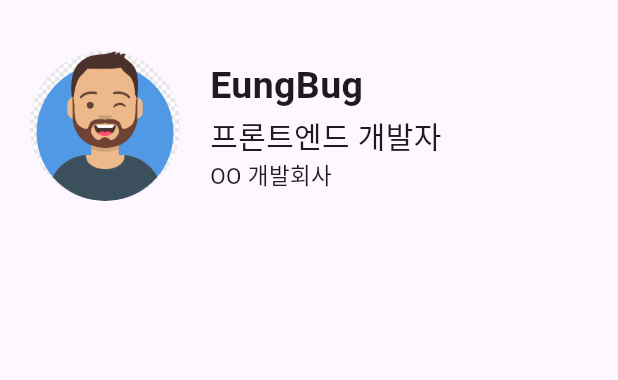
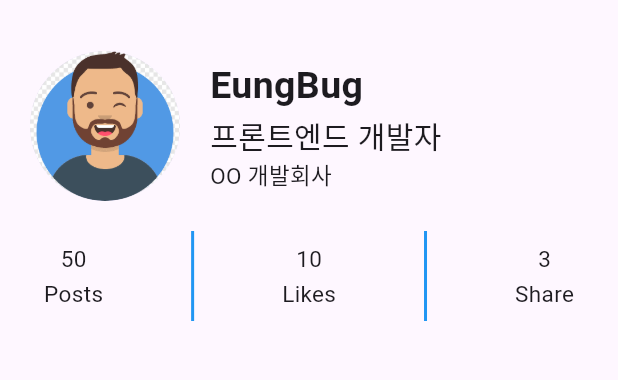
Before and after one commit to EungBug/flutter_ui, a Flutter app: the screen it shows after launch, on a phone screen of 412 x 824 dp, the part 63-443 px from its top. Run offline on Flutter 3.47's test engine with Material 3 defaults, Android fonts, the phone set to English and light mode, and no system bars.

Commit message:
💄 count info component 추가

```diff
--- a/profile_app/lib/components/profile_count_info.dart
+++ b/profile_app/lib/components/profile_count_info.dart
@@ -6,6 +6,7 @@ class ProfileCountInfo extends StatelessWidget {
   @override
   Widget build(BuildContext context) {
     return Row(
+      mainAxisAlignment: MainAxisAlignment.spaceAround,
       children: [
         _buildInfo("50", "Posts"),
         _buildLine(),
@@ -17,10 +18,32 @@ class ProfileCountInfo extends StatelessWidget {
   }
 
   Widget _buildInfo(String count, String title) {
-    return const SizedBox();
+    return Column(
+      children: [
+        Text(
+          count,
+          style: const TextStyle(
+            fontSize: 15,
+          ),
+        ),
+        const SizedBox(
+          height: 2,
+        ),
+        Text(
+          title,
+          style: const TextStyle(
+            fontSize: 15,
+          ),
+        ),
+      ],
+    );
   }
 
   Widget _buildLine() {
-    return const SizedBox();
+    return Container(
+      width: 2,
+      height: 60,
+      color: Colors.blue,
+    );
   }
 }
```
